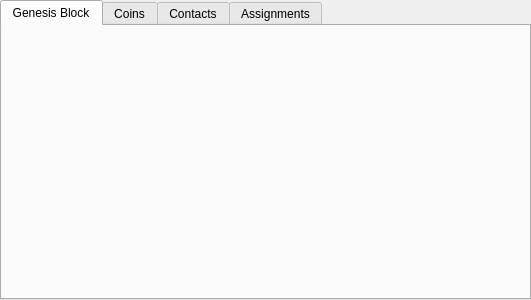
Qt form apps/genesisMaker/mainwindow.ui (assignonward/aosuite) before a commit.
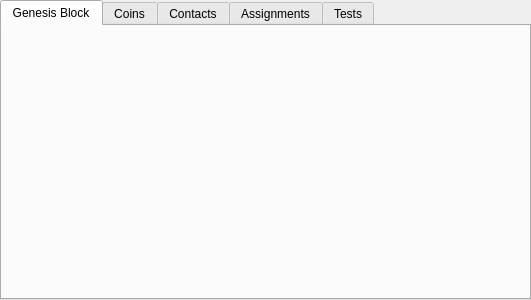
The same form after that commit. Icons and pictures are not drawn.

Commit message: migrating tests into their own form, later app

Patch:
```diff
--- a/apps/genesisMaker/mainwindow.ui
+++ b/apps/genesisMaker/mainwindow.ui
@@ -155,6 +155,11 @@
         </item>
        </layout>
       </widget>
+      <widget class="QWidget" name="testTab">
+       <attribute name="title">
+        <string>Tests</string>
+       </attribute>
+      </widget>
      </widget>
     </item>
    </layout>
```
The commit also changes 5 other files.
